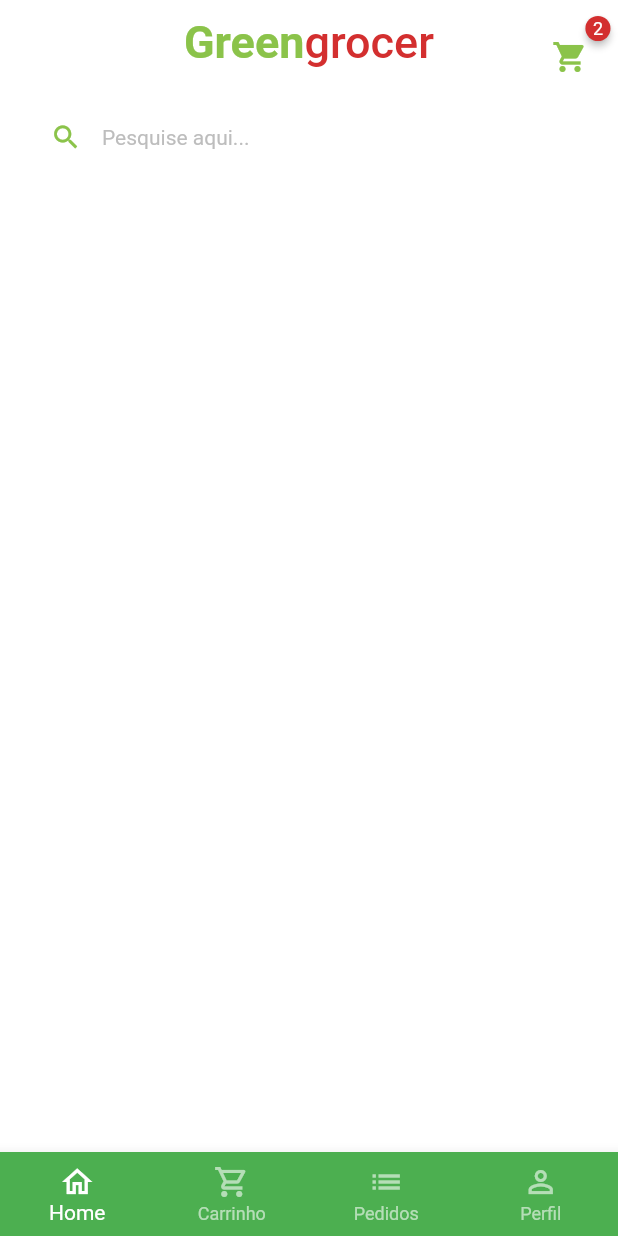
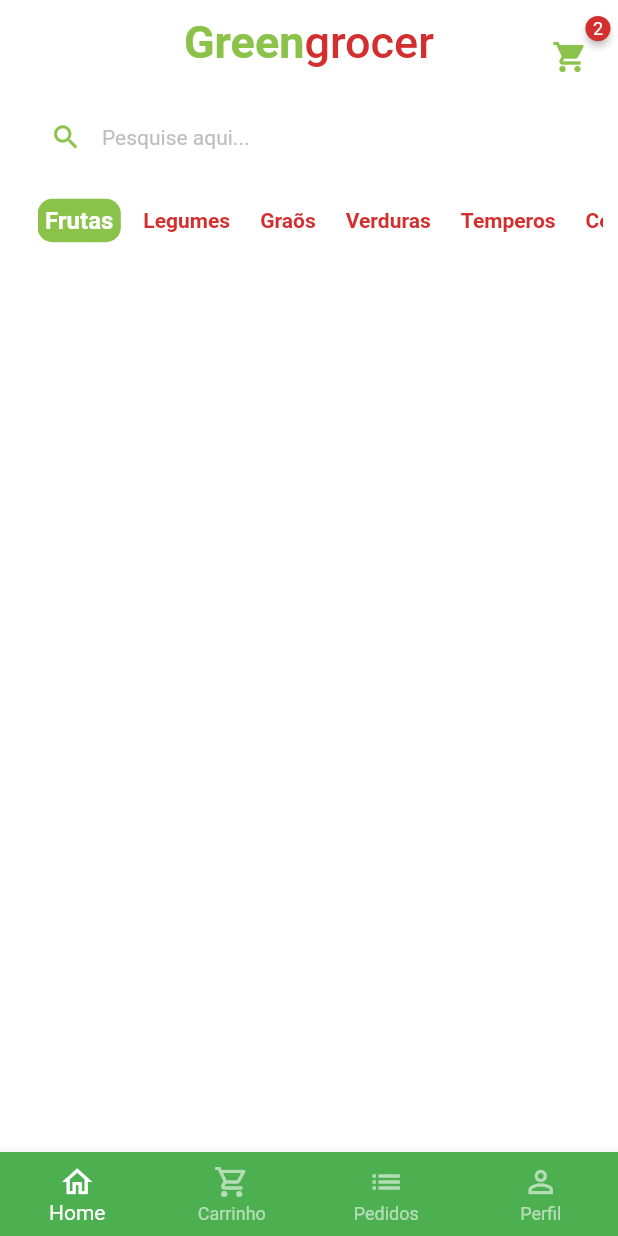
Before and after one commit to LuizMauro/flutter-mobile-shop, a Flutter app: the BaseScreen screen opened directly, on a phone screen of 412 x 824 dp. Run offline on Flutter 3.47's test engine with Material 2 defaults, Android fonts, the phone set to English and light mode, and no system bars; drawn by our look-alikes of badges; our stand-ins replace animated_text_kit, mask_text_input_formatter.

Commit message:
added categories and selected category

```diff
--- a/lib/src/base/base_screen.dart
+++ b/lib/src/base/base_screen.dart
@@ -19,7 +19,7 @@
         physics: const NeverScrollableScrollPhysics(),
         controller: pageController,
         children: [
-          const HomeTab(),
+          HomeTab(),
           Container(color: Colors.blueAccent),
           Container(color: Colors.yellow),
           Container(color: Colors.green),
--- /dev/null
+++ b/lib/src/home/components/category_tile.dart
@@ -0,0 +1,43 @@
+import 'package:flutter/material.dart';
+import 'package:teste/src/config/custom_colors.dart';
+
+class CategoryTile extends StatelessWidget {
+  const CategoryTile({
+    super.key,
+    required this.category,
+    required this.isSelected,
+    required this.onPressed,
+  });
+
+  final String category;
+  final bool isSelected;
+  final VoidCallback onPressed;
+
+  @override
+  Widget build(BuildContext context) {
+    return GestureDetector(
+      onTap: onPressed,
+      child: Align(
+        alignment: Alignment.center,
+        child: Container(
+          padding: const EdgeInsets.symmetric(horizontal: 5, vertical: 5),
+          decoration: BoxDecoration(
+            borderRadius: BorderRadius.circular(10),
+            color: isSelected
+                ? CustomColors.customSwatchColor
+                : Colors.transparent,
+          ),
+          child: Text(
+            category,
+            style: TextStyle(
+                color: isSelected
+                    ? Colors.white
+                    : CustomColors.customContrastColor,
+                fontWeight: FontWeight.bold,
+                fontSize: isSelected ? 16 : 14),
+          ),
+        ),
+      ),
+    );
+  }
+}
--- a/lib/src/home/home_tab.dart
+++ b/lib/src/home/home_tab.dart
@@ -3,9 +3,26 @@
 
 import '../auth/components/name_app.dart';
 import '../config/custom_colors.dart';
+import 'components/category_tile.dart';
 
-class HomeTab extends StatelessWidget {
-  const HomeTab({super.key});
+class HomeTab extends StatefulWidget {
+  HomeTab({super.key});
+
+  @override
+  State<HomeTab> createState() => _HomeTabState();
+}
+
+class _HomeTabState extends State<HomeTab> {
+  List<String> categories = [
+    'Frutas',
+    'Legumes',
+    'Graõs',
+    'Verduras',
+    'Temperos',
+    'Cereais'
+  ];
+
+  String selectedCategory = 'Frutas';
 
   @override
   Widget build(BuildContext context) {
@@ -88,6 +105,26 @@
             ),
           ),
           // categorias
+          Container(
+            padding: const EdgeInsets.only(left: 25, right: 10),
+            height: 40,
+            child: ListView.separated(
+              scrollDirection: Axis.horizontal,
+              itemBuilder: (_, index) {
+                return CategoryTile(
+                  onPressed: () {
+                    setState(() {
+                      selectedCategory = categories[index];
+                    });
+                  },
+                  category: categories[index],
+                  isSelected: categories[index] == selectedCategory,
+                );
+              },
+              separatorBuilder: (_, index) => const SizedBox(width: 10),
+              itemCount: categories.length,
+            ),
+          ),
 
           //grid
         ],
```
